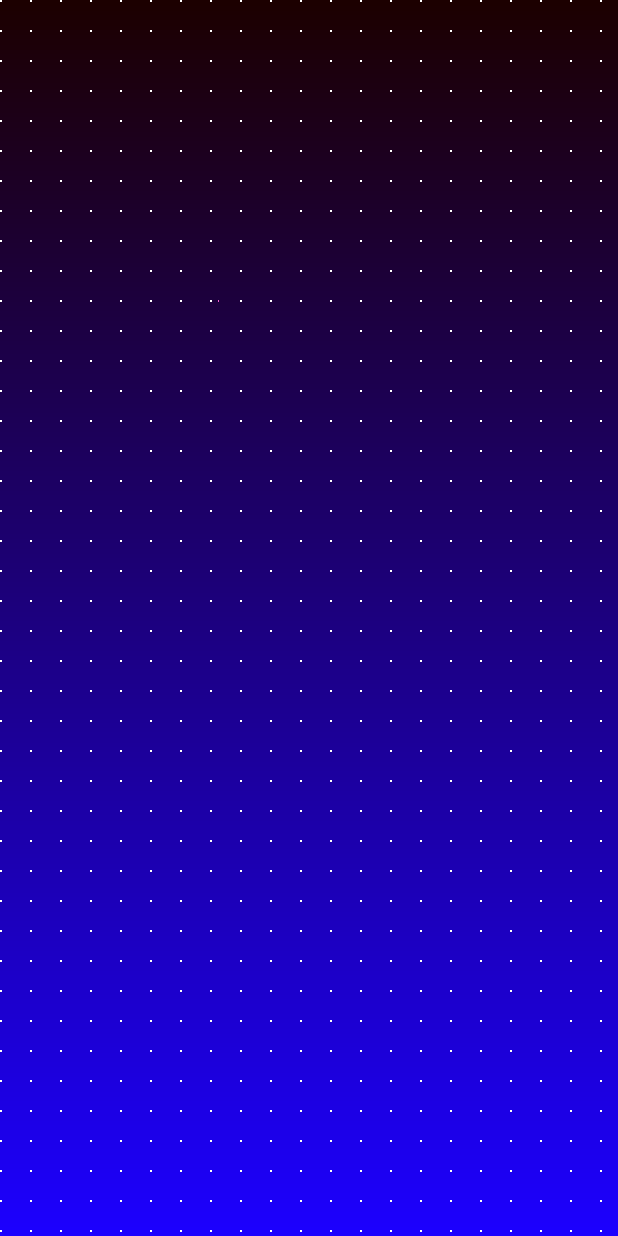
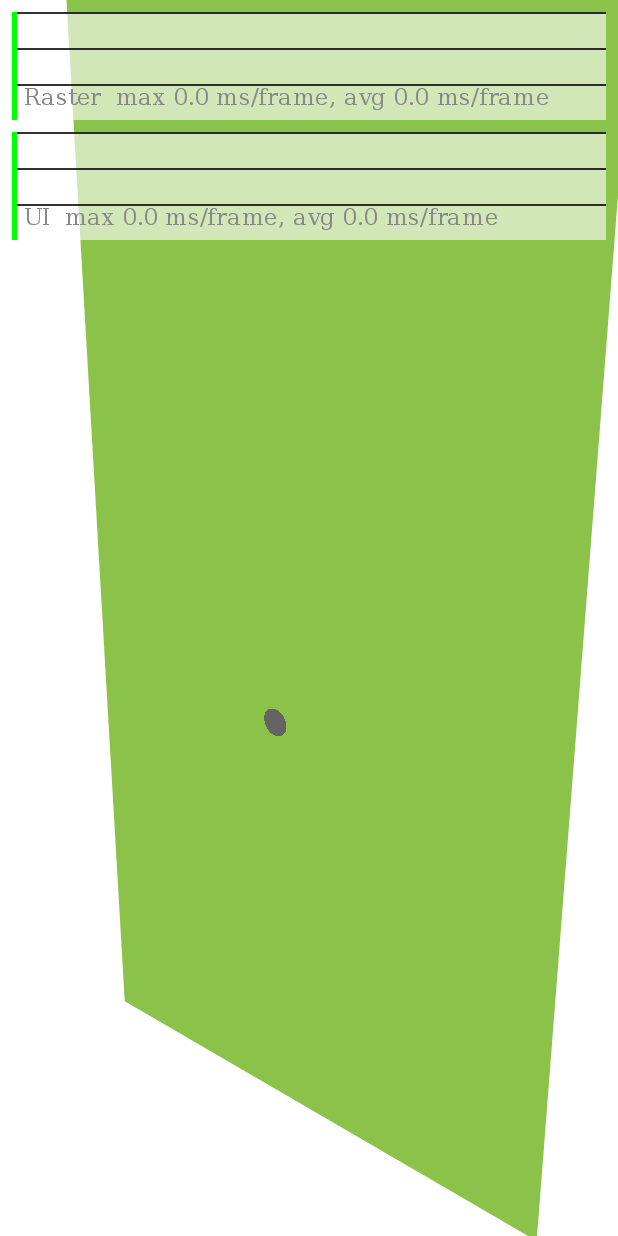
Before and after one commit to colbymaloy/phyiscspainting, a Flutter app: the screen it shows after launch, on a phone screen of 412 x 824 dp. Run offline on Flutter 3.47's test engine with Material 2 defaults, Android fonts, the phone set to English and light mode, and no system bars.

Commit message:
added 3d transform matrix to scaffold with particle system

```diff
--- a/lib/main.dart
+++ b/lib/main.dart
@@ -1,4 +1,16 @@
 import 'package:flutter/material.dart';
 import 'package:physics/image_paint_example.dart';
+import 'package:physics/physics/physics_home_view.dart';
 
-void main() async => runApp(MaterialApp(home: ImagePaintExample()));
+void main() async => runApp(MaterialApp(
+  showPerformanceOverlay: true,
+  home: MyApp()));
+
+class MyApp extends StatelessWidget {
+
+  @override
+  Widget build(BuildContext context) {
+
+    return PhysicsHome();
+  }
+}
--- a/lib/physics/particle.dart
+++ b/lib/physics/particle.dart
@@ -3,12 +3,20 @@ import 'dart:math';
 import 'package:flutter/material.dart';
 import 'package:vector_math/vector_math.dart';
 
-class Particle{
+class _ParticleAccelerations {
+  double radialAccel = 0.0;
+  double tangentialAccel = 0.0;
+}
+
+class Particle {
   ///a location is simply a single point. It doesn't define movement across a plane
-  ///you need some other (Vector "velocity")force ADDED to location(over time) to simulate motion
+  ///you need some other (Vector "velocity")force ADDED to [location](over time) to simulate motion
   Vector2 location;
+  Vector2 startLocation;
+
   ///Velocity is ADDED to current coordinates to create the new position. Add over time to simulate motion
   Vector2 velocity;
+
 
   ///acceleration does not merely refer to the speeding up or slowing down of a moving object,
   ///but rather any change in velocity in either magnitude or direction.
@@ -18,6 +26,22 @@ class Particle{
   ///Force = mass*acceleration
   double mass;
 
+  int alpha = 255;
+
+  double colorPos = 0.0;
+  double deltaColorPos = 0.0;
+
+  double size = 0.0;
+  double deltaSize = 0.0;
+
+  double rotation = 0.0;
+  double deltaRotation = 0.0;
+
+  double timeToLive = 0.0;
+
+  Vector2 dir;
+
+  _ParticleAccelerations accelerations;
 
   ///friction is an opposite force to velocity -described as a "Dissipative force"
   ///F = -1*u*N*v
@@ -30,7 +54,6 @@ class Particle{
   ///*velocity(normalized velocity ie- the unit vector for the velocity
   ///
   Vector2 friction;
-
 
   /// air and fluid resistance Friction also occurs when a body passes through a liquid or gas(air).
   /// viscous force, drag force, fluid resistance. While the result is ultimately the same as our previous
@@ -62,44 +85,46 @@ class Particle{
   ///
 
   ///apply drag of [substance] to [this]
-  Vector2 drag(var substance){
-    var coefficient = .1; //coefficient should come from the substance, but no substance class exists yet so its a static value
-    var speed =velocity.length;
-    var dragMagnitude = coefficient*speed*speed;
+  Vector2 drag(var substance) {
+    var coefficient =
+        .1; //coefficient should come from the substance, but no substance class exists yet so its a static value
+    var speed = velocity.length;
+    var dragMagnitude = coefficient * speed * speed;
 
-
-    Vector2 drag =velocity.clone();
+    Vector2 drag = velocity.clone();
     drag.multiply(Vector2.all(-1));
 
     drag.normalize();
     drag.multiply(Vector2.all(dragMagnitude));
     applyForce(drag);
-
   }
 
+  Particle(this.location) {
+    velocity = Vector2(next(-3,5 ).toDouble(), next(-5, -1).toDouble());
+    acceleration = Vector2(0, 0);
+  }
 
-
-
-  Particle({this.location}){
-    velocity =Vector2(0, 0);
-    acceleration =Vector2(0, 0);
-
-  }
-///update should change the location by applying other vectors
-  update(){
-    velocity.add(acceleration);
+  ///update should change the location by applying other vectors which have been set elsewhere
+  update() {
+    //velocity.add(acceleration);
     location.add(velocity);
 
     acceleration.multiply(Vector2.zero());
+    if(alpha>0){alpha-=5;}
   }
 
+  bool get finished=>alpha<=0;
+
+
   ///apply a force to acceleration
-  applyForce(Vector2 force){
+  applyForce(Vector2 force) {
     acceleration.add(force);
   }
 
+  ///get the x&y as an offset to make it easier to work with in painter
+  Offset get offset => Offset(this.location.x, this.location.y);
 
 
+  int next(int min, int max) => min + Random().nextInt(max - min);
 
-   Offset get offset => Offset(this.location.x, this.location.y);
 }
--- /dev/null
+++ b/lib/physics/particle_system.dart
@@ -0,0 +1,37 @@
+import 'dart:math';
+
+import 'package:flutter/material.dart';
+import 'package:physics/physics/particle.dart';
+import 'package:vector_math/vector_math.dart';
+
+export 'package:physics/physics/particle.dart';
+
+class ParticleSystem extends ChangeNotifier {
+  List<Particle> particles = [];
+  Random ran = Random();
+
+  ParticleSystem({
+    int count,
+  }) {
+    particles = List.generate(
+      count,
+      (size) {
+        return Particle(
+          Vector2(175, 500),
+        );
+      },
+    );
+  }
+
+  updateParticles() {
+    particles.add(Particle(Vector2(175, 500)));
+
+    for (int i = particles.length-1;i>0;i--) {
+      particles[i].update();
+      if(particles[i].finished){
+        particles.removeAt(i);
+      }
+    }
+    notifyListeners();
+  }
+}
--- /dev/null
+++ b/lib/physics/physics_home_view.dart
@@ -0,0 +1,66 @@
+import 'package:flutter/material.dart';
+
+import 'package:physics/physics/particle_system.dart';
+import 'package:physics/physics/physics_painter.dart';
+
+class PhysicsHome extends StatefulWidget {
+  @override
+  _PhysicsHomeState createState() => _PhysicsHomeState();
+}
+
+class _PhysicsHomeState extends State<PhysicsHome>
+    with SingleTickerProviderStateMixin {
+  AnimationController controller;
+  Animation animation;
+  Offset _offset = Offset(.4, .7);
+
+  ParticleSystem system;
+
+  @override
+  initState() {
+    super.initState();
+    system = ParticleSystem(count: 70);
+    controller =
+        AnimationController(vsync: this, duration: Duration(seconds: 10))
+          ..addListener(() {
+            system.updateParticles();
+          });
+  }
+
+  @override
+  Widget build(BuildContext context) {
+    print('being build');
+    return Transform(
+      transform: Matrix4.identity()
+        ..setEntry(3, 2, .001)
+        ..rotateX(_offset.dx)
+        ..rotateY(_offset.dy),
+      alignment: FractionalOffset.center,
+      child: Scaffold(
+        backgroundColor: Colors.lightGreen,
+        body: GestureDetector(
+          onTap: () {
+            controller.forward();
+          },
+          child: CustomPaint(
+            painter: PhysicsPainter(
+              system: system,
+            ),
+            child: Container(
+              width: MediaQuery.of(context).size.width,
+              height: MediaQuery.of(context).size.height,
+            ),
+          ),
+        ),
+      ),
+    );
+  }
+
+  @override
+  void dispose() {
+    // TODO: implement dispose
+
+    controller.dispose();
+    super.dispose();
+  }
+}
--- /dev/null
+++ b/lib/physics/physics_painter.dart
@@ -0,0 +1,30 @@
+import 'package:flutter/material.dart';
+import 'package:physics/physics/particle.dart';
+import 'package:physics/physics/particle_system.dart';
+
+class PhysicsPainter extends CustomPainter {
+  ParticleSystem system;
+
+  PhysicsPainter({this.system}) : super(repaint: system) {
+     print("created Painter");
+  }
+
+  @override
+  void paint(Canvas canvas, Size size) {
+
+    print("painting");
+    // TODO: implement paint
+
+    // canvas.clipRect(Rect.fromCenter());
+
+    for (Particle part in system.particles) {
+      canvas.drawCircle(part.offset, 10, Paint()..color=Color.fromARGB(part.alpha, 100, 100, 100));
+    }
+  }
+
+  @override
+  bool shouldRepaint(CustomPainter oldDelegate) {
+    // TODO: implement shouldRepaint
+    return null;
+  }
+}
--- a/pubspec.yaml
+++ b/pubspec.yaml
@@ -19,6 +19,8 @@ environment:
 dependencies:
   flutter:
     sdk: flutter
+
+  spritewidget: ^0.9.9
 
   # The following adds the Cupertino Icons font to your application.
   # Use with the CupertinoIcons class for iOS style icons.
```
Also changed, not shown: lib/image_paint_example.dart (+19 -16 lines), lib/imaging/image_generator.dart (+32 -30 lines), pubspec.lock. Lines whose indentation alone changed are shown as unchanged.
